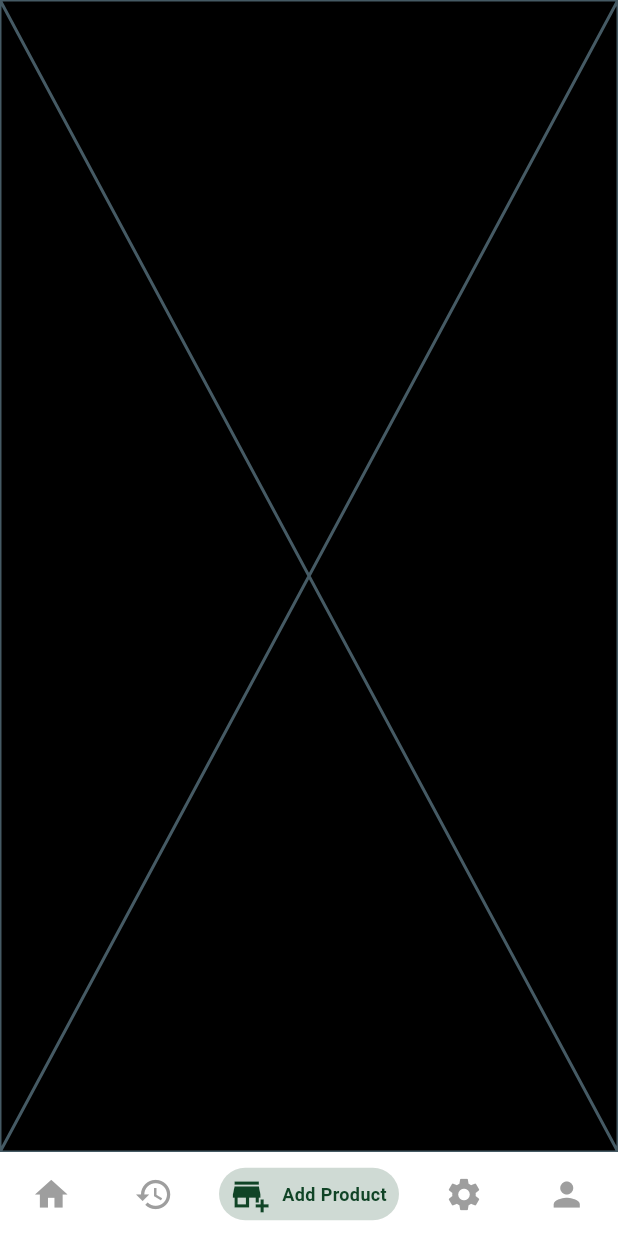
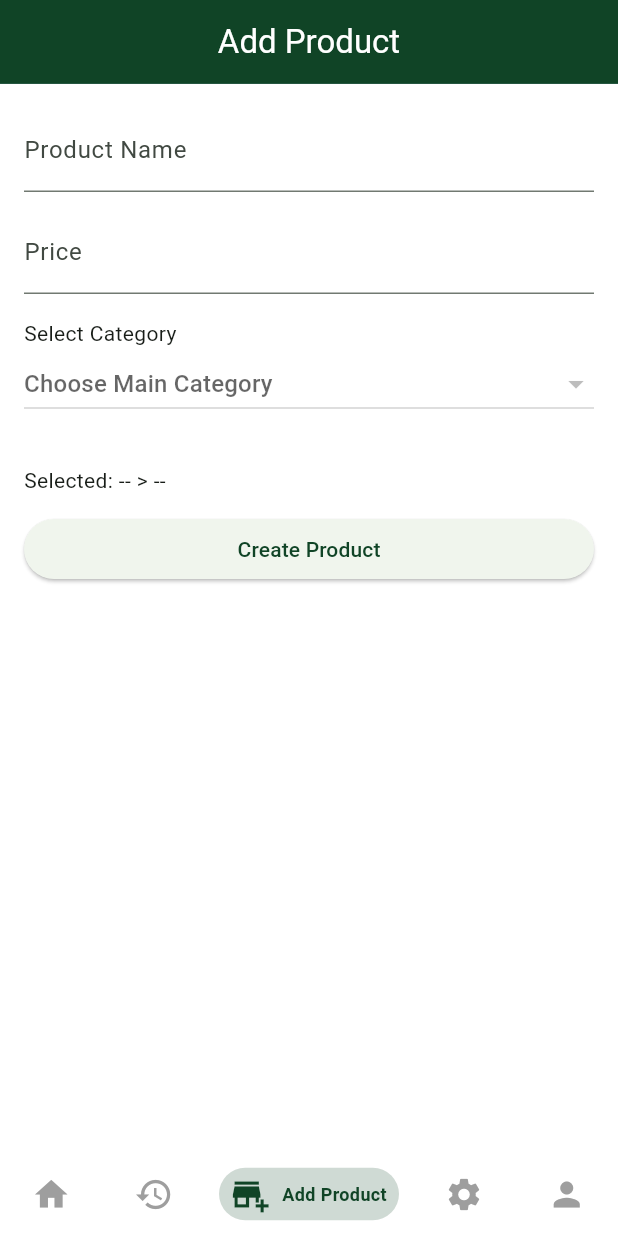
Before and after one commit to Nifat130/deco_trade_hub, a Flutter app: the WholesalerRoute widget shown alone on an empty page, opened directly, item 3 of the bottom bar chosen, on a phone screen of 412 x 824 dp. Run offline on Flutter 3.47's test engine with Material 3 defaults, Android fonts, the phone set to English and light mode, and no system bars; drawn by our look-alikes of persistent_bottom_nav_bar; our stand-ins replace bloc, cached_network_image, carousel_slider, device_info_plus, dio, dotted_border and 26 more; missing offline and left inert: android_id, fconnectivity, flutter_stripe; accounts and stored records are empty; network calls fail; project files that could hold a hidden picture were left out.

Commit message:
Product add is done with logic -> need to finish rest of the text fields and make category better

```diff
--- a/lib/core/di/file_container.dart
+++ b/lib/core/di/file_container.dart
@@ -1,6 +1,10 @@
 import 'package:deco_trade_hub/features/store/presentation/controllers/store_controller.dart';
 import 'package:deco_trade_hub/features/store/repository/store_repository.dart';
 import 'package:deco_trade_hub/features/store/repository/store_repository_impl.dart';
+import 'package:deco_trade_hub/features/whole_saler_product/controllers/category_controller.dart';
+import 'package:deco_trade_hub/features/whole_saler_product/controllers/wholesaler_product_controller.dart';
+import 'package:deco_trade_hub/features/whole_saler_product/repository/product_repo_impl.dart';
+import 'package:deco_trade_hub/features/whole_saler_product/repository/product_repository.dart';
 import 'package:get/get.dart';
 import 'package:supabase_flutter/supabase_flutter.dart';
 
--- a/lib/features/home/presentation/wholesaler/navigation/wholesaler_bottom_navbar.dart
+++ b/lib/features/home/presentation/wholesaler/navigation/wholesaler_bottom_navbar.dart
@@ -1,5 +1,6 @@
 import 'package:app_ui/app_ui.dart';
 import 'package:deco_trade_hub/features/store/presentation/store_profile_page.dart';
+import 'package:deco_trade_hub/features/whole_saler_product/presentation/add_product_page.dart';
 import 'package:flutter/material.dart';
 import 'package:persistent_bottom_nav_bar/persistent_bottom_nav_bar.dart';
 
@@ -15,7 +16,7 @@ class WholesalerRoute extends StatelessWidget {
       screens: [
         WholesalerHomePage(),
         const Placeholder(),
-        const Placeholder(),
+        const AddProductPage(),
         const Placeholder(),
         StoreProfilePage(),
       ],
--- a/lib/features/whole_saler_product/controllers/product_controller.dart
+++ b/lib/features/whole_saler_product/controllers/category_controller.dart
@@ -1,10 +1,9 @@
-import 'package:get/get_rx/src/rx_types/rx_types.dart';
-import 'package:get/get_state_manager/src/simple/get_controllers.dart';
+import 'package:get/get.dart';
 import 'package:supabase_flutter/supabase_flutter.dart';
 
 import '../model/category_model.dart';
 
-class CategoryController extends GetxController {
+class CategoryController extends GetxController implements GetxService {
   final supabase = Supabase.instance.client;
 
   RxList<CategoryModel> allCategories = <CategoryModel>[].obs;
@@ -13,6 +12,12 @@ class CategoryController extends GetxController {
 
   Rx<CategoryModel?> selectedTopCategory = Rx<CategoryModel?>(null);
   Rx<CategoryModel?> selectedSubCategory = Rx<CategoryModel?>(null);
+
+  /// getters
+
+  String? get selectedTopCategoryName => selectedTopCategory.value?.name ?? 'Select Category';
+
+  String? get selectedSubCategoryName => selectedSubCategory.value?.name ?? 'Select Sub Category';
 
   @override
   void onInit() {
--- /dev/null
+++ b/lib/features/whole_saler_product/controllers/wholesaler_product_controller.dart
@@ -0,0 +1,49 @@
+import 'package:deco_trade_hub/features/whole_saler_product/model/product_model.dart';
+import 'package:get/get.dart';
+
+import '../repository/product_repository.dart' show ProductRepository;
+
+class WholesalerProductController extends GetxController implements GetxService {
+  final ProductRepository repo;
+
+  WholesalerProductController({required this.repo});
+
+  ProductModel? _product;
+
+  ProductModel? get product => _product;
+
+  bool _isLoading = false;
+
+  bool get isLoading => _isLoading;
+
+  List<ProductModel>? _allProducts;
+
+  List<ProductModel>? get allProducts => _allProducts;
+
+  String? _error;
+
+  String? get error => _error;
+
+  Future<void> fetchProducts(ProductModel product) async {}
+
+  Future<void> addProduct({required ProductModel productToCreate}) async {
+    try {
+      _isLoading = true;
+      update();
+      final result = await repo.createProduct(productToCreate);
+      result.fold(
+        (failure) {
+          _error = failure.message;
+          Get.snackbar("Error", "Failed to add product: ${failure.message}");
+        },
+        (product) {
+          _product = product;
+          Get.snackbar("Success", "Product added successfully");
+        },
+      );
+    } finally {
+      _isLoading = false;
+      update();
+    }
+  }
+}
--- a/lib/features/whole_saler_product/model/product_model.dart
+++ b/lib/features/whole_saler_product/model/product_model.dart
@@ -0,0 +1,107 @@
+import 'package:equatable/equatable.dart';
+
+class ProductModel extends Equatable {
+  final String id;
+  final String name;
+  final String? description;
+  final double price;
+  final String? imageUrl;
+  final String categoryId;
+  final int stockQuantity;
+  final bool isTrending;
+  final bool isNewArrival;
+  final bool isOnOffer;
+  final double? offerPrice;
+  final DateTime createdAt;
+  final DateTime updatedAt;
+  final String storeId;
+
+  const ProductModel({
+    required this.id,
+    required this.name,
+    this.description,
+    required this.price,
+    this.imageUrl,
+    required this.categoryId,
+    required this.stockQuantity,
+    this.isTrending = false,
+    this.isNewArrival = false,
+    this.isOnOffer = false,
+    this.offerPrice,
+    required this.createdAt,
+    required this.updatedAt,
+    required this.storeId,
+  });
+
+  factory ProductModel.fromJson(Map<String, dynamic> map) {
+    return ProductModel(
+      id: map['id'],
+      name: map['name'],
+      description: map['description'],
+      price: (map['price'] as num).toDouble(),
+      imageUrl: map['image_url'],
+      categoryId: map['category_id'],
+      stockQuantity: map['stock_quantity'],
+      isTrending: map['is_trending'] ?? false,
+      isNewArrival: map['is_new_arrival'] ?? false,
+      isOnOffer: map['is_on_offer'] ?? false,
+      offerPrice: map['offer_price'] != null ? (map['offer_price'] as num).toDouble() : null,
+      createdAt: DateTime.parse(map['created_at']),
+      updatedAt: DateTime.parse(map['updated_at']),
+      storeId: map['store_id'],
+    );
+  }
+
+  Map<String, dynamic> toJson() {
+    return {
+      'id': id,
+      'name': name,
+      'description': description,
+      'price': price,
+      'image_url': imageUrl,
+      'category_id': categoryId,
+      'stock_quantity': stockQuantity,
+      'is_trending': isTrending,
+      'is_new_arrival': isNewArrival,
+      'is_on_offer': isOnOffer,
+      'offer_price': offerPrice,
+      'created_at': createdAt.toIso8601String(),
+      'updated_at': updatedAt.toIso8601String(),
+      'store_id': storeId,
+    };
+  }
+
+  Map<String, dynamic> toJsonForCreate() {
+    return {
+      'name': name,
+      'description': description,
+      'price': price,
+      'image_url': imageUrl,
+      'category_id': categoryId,
+      'stock_quantity': stockQuantity,
+      'is_trending': isTrending,
+      'is_new_arrival': isNewArrival,
+      'is_on_offer': isOnOffer,
+      'offer_price': offerPrice,
+      'store_id': storeId,
+    };
+  }
+
+  @override
+  List<Object?> get props => [
+        id,
+        name,
+        description,
+        price,
+        imageUrl,
+        categoryId,
+        stockQuantity,
+        isTrending,
+        isNewArrival,
+        isOnOffer,
+        offerPrice,
+        createdAt,
+        updatedAt,
+        storeId,
+      ];
+}
--- a/lib/features/whole_saler_product/presentation/add_product_page.dart
+++ b/lib/features/whole_saler_product/presentation/add_product_page.dart
@@ -0,0 +1,126 @@
+import 'package:deco_trade_hub/features/store/presentation/controllers/store_controller.dart';
+import 'package:deco_trade_hub/features/whole_saler_product/controllers/category_controller.dart';
+import 'package:deco_trade_hub/features/whole_saler_product/controllers/wholesaler_product_controller.dart';
+import 'package:deco_trade_hub/features/whole_saler_product/model/product_model.dart';
+import 'package:deco_trade_hub/features/whole_saler_product/presentation/widgets/category_selector_widget.dart';
+import 'package:deco_trade_hub/ui/widgets/global/custom_appbar.dart';
+import 'package:flutter/material.dart';
+import 'package:get/get.dart';
+
+class AddProductPage extends StatefulWidget {
+  const AddProductPage({Key? key}) : super(key: key);
+
+  @override
+  State<AddProductPage> createState() => _AddProductPageState();
+}
+
+class _AddProductPageState extends State<AddProductPage> {
+  final nameController = TextEditingController();
+  final priceController = TextEditingController();
+
+  final productController = Get.find<WholesalerProductController>();
+  final categoryController = Get.find<CategoryController>();
+
+  void onSubmit() {
+    final name = nameController.text.trim();
+    final price = double.tryParse(priceController.text.trim()) ?? 0;
+    final storeId = Get.find<StoreController>().store?.id!;
+    if (storeId == null) {
+      Get.snackbar("Error", "Store ID is not available");
+      return;
+    }
+
+    final selectedSubCat = categoryController.selectedSubCategory.value;
+    if (selectedSubCat == null) {
+      Get.snackbar("Error", "Please select a subcategory");
+      return;
+    }
+
+    if (name.isEmpty) {
+      Get.snackbar("Error", "Product name cannot be empty");
+      return;
+    }
+
+    if (price <= 0) {
+      Get.snackbar("Error", "Price must be greater than zero");
+      return;
+    }
+
+    final product = ProductModel(
+      id: '',
+      name: name,
+      description: null,
+      price: price,
+      imageUrl: null,
+      categoryId: selectedSubCat.id,
+      stockQuantity: 1,
+      isTrending: false,
+      isNewArrival: false,
+      isOnOffer: false,
+      offerPrice: null,
+      createdAt: DateTime.now(),
+      updatedAt: DateTime.now(),
+      storeId: storeId,
+    );
+
+    productController.addProduct(productToCreate: product);
+  }
+
+  @override
+  Widget build(BuildContext context) {
+    return Scaffold(
+      appBar: CustomAppBar(title: 'Add Product', isBackButtonExist: false),
+      body: Padding(
+        padding: const EdgeInsets.all(16),
+        child: ListView(
+          children: [
+            TextField(
+              controller: nameController,
+              decoration: const InputDecoration(labelText: 'Product Name'),
+            ),
+            const SizedBox(height: 12),
+            TextField(
+              controller: priceController,
+              decoration: const InputDecoration(labelText: 'Price'),
+              keyboardType: TextInputType.number,
+            ),
+            const SizedBox(height: 16),
+
+            CategorySelectorWidget(),
+
+            const SizedBox(height: 12),
+
+            // Submit Button & loading with GetBuilder
+            GetBuilder<WholesalerProductController>(
+              builder: (productCtrl) {
+                if (productCtrl.isLoading) {
+                  return const Center(child: CircularProgressIndicator());
+                }
+
+                return ElevatedButton(
+                  onPressed: onSubmit,
+                  child: const Text('Create Product'),
+                );
+              },
+            ),
+
+            // Error message display
+            GetBuilder<WholesalerProductController>(
+              builder: (productCtrl) {
+                if (productCtrl.error == null) return const SizedBox.shrink();
+
+                return Padding(
+                  padding: const EdgeInsets.only(top: 12),
+                  child: Text(
+                    productCtrl.error!,
+                    style: const TextStyle(color: Colors.red),
+                  ),
+                );
+              },
+            ),
+          ],
+        ),
+      ),
+    );
+  }
+}
--- a/lib/features/whole_saler_product/presentation/widgets/category_selector_widget.dart
+++ b/lib/features/whole_saler_product/presentation/widgets/category_selector_widget.dart
@@ -1,4 +1,4 @@
-import 'package:deco_trade_hub/features/whole_saler_product/controllers/product_controller.dart';
+import 'package:deco_trade_hub/features/whole_saler_product/controllers/category_controller.dart';
 import 'package:deco_trade_hub/features/whole_saler_product/model/category_model.dart';
 import 'package:flutter/material.dart';
 import 'package:get/get.dart';
@@ -6,7 +6,7 @@ import 'package:get/get.dart';
 class CategorySelectorWidget extends StatelessWidget {
   CategorySelectorWidget({super.key});
 
-  final CategoryController controller = Get.put(CategoryController());
+  final CategoryController controller = Get.find<CategoryController>();
 
   @override
   Widget build(BuildContext context) {
--- a/lib/features/whole_saler_product/repository/product_repository.dart
+++ b/lib/features/whole_saler_product/repository/product_repository.dart
@@ -0,0 +1,13 @@
+import 'package:deco_trade_hub/features/whole_saler_product/model/product_model.dart';
+import 'package:deco_trade_hub/services/global/failures.dart';
+import 'package:fpdart/fpdart.dart';
+
+abstract class ProductRepository {
+  Future<Either<Failure, List<ProductModel>>> getProductsByStore(String storeId);
+
+  Future<Either<Failure, ProductModel>> createProduct(ProductModel product);
+
+  Future<Either<Failure, ProductModel>> updateProduct(ProductModel product);
+
+  Future<Either<Failure, bool>> deleteProduct(String productId);
+}
```
Also changed, not shown: lib/core/di/app_bindings.dart (+6 -1 lines), lib/core/utils/helpers/supabase_helper.dart (added, +26 -0 lines), lib/features/whole_saler_product/repository/product_repo_impl.dart (added, +49 -0 lines), 4 other files.
